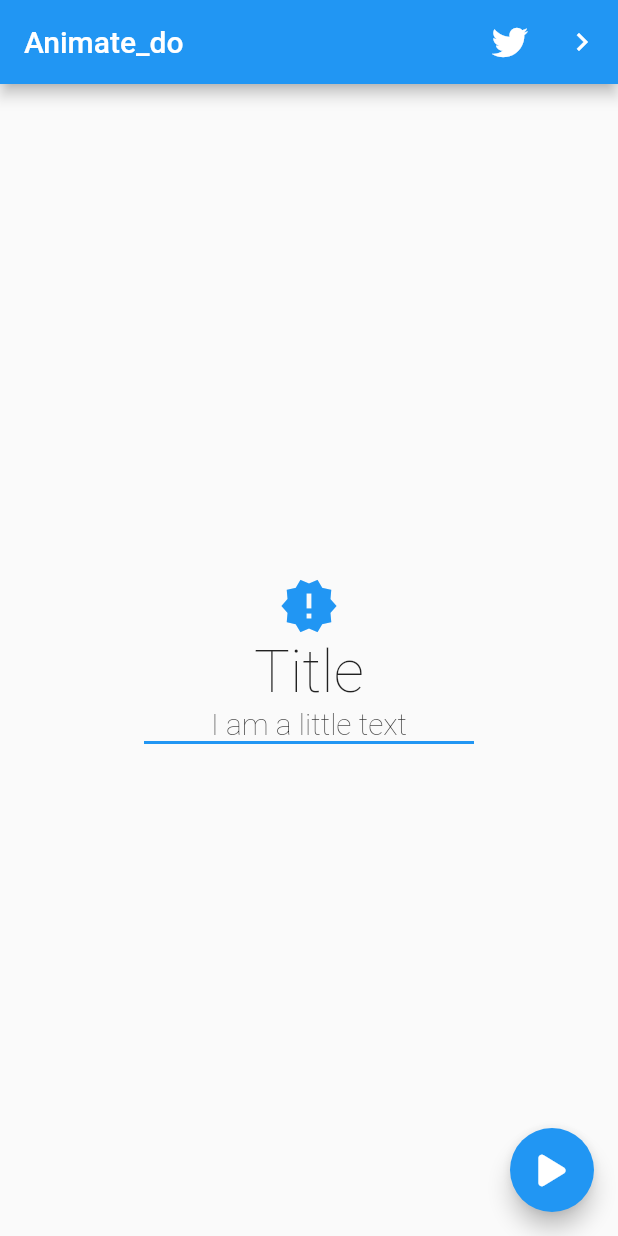
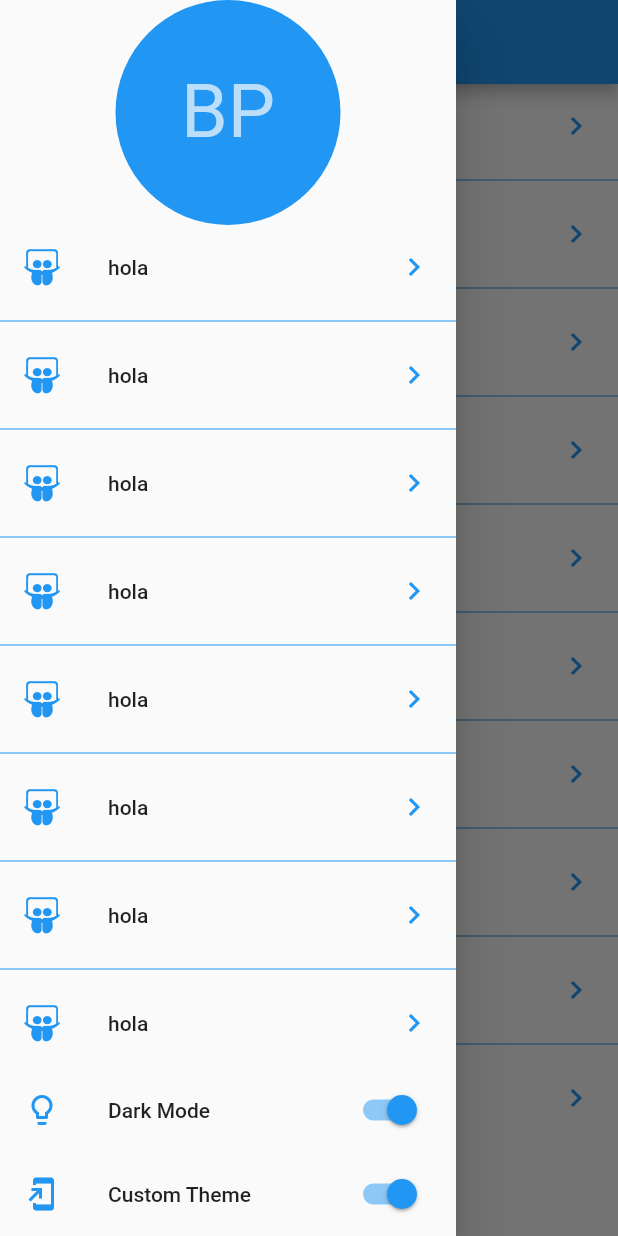
Before and after one commit to BryanParada/designsAppFM, a Flutter app: the screen it shows after launch, with the side drawer open (before the commit the screen has no drawer), on a phone screen of 412 x 824 dp. Run offline on Flutter 3.47's test engine with Material 2 defaults, Android fonts, the phone set to English and light mode, and no system bars; our stand-ins replace animate_do, flutter_svg, font_awesome_flutter.

Commit message:
FM132 - initial project - Launcher

```diff
--- a/lib/main.dart
+++ b/lib/main.dart
@@ -1,3 +1,5 @@
+import 'package:flutter/material.dart';
+import 'package:designs_backgrounds/src/pages/launcher_page.dart';
 
 //import 'package:designs_backgrounds/src/pages/animations_page.dart';
 //import 'package:designs_backgrounds/src/pages/headers_page.dart';
@@ -9,9 +11,8 @@
 //import 'package:designs_backgrounds/src/pages/animate_do_page.dart';
 //import 'package:designs_backgrounds/src/pages/sliver_list_page.dart';
 // import 'package:designs_backgrounds/src/pages/animate_do_page.dart';
-import 'package:designs_backgrounds/src/pages/animate_do_page.dart';
+//import 'package:designs_backgrounds/src/pages/animate_do_page.dart';
 // import 'package:designs_backgrounds/src/pages/twitter_page.dart';
-import 'package:flutter/material.dart';
 
 void main() => runApp(const MyApp());
 
@@ -23,7 +24,7 @@ class MyApp extends StatelessWidget {
     return MaterialApp(
       debugShowCheckedModeBanner: false,
       title: 'Designs App',
-      home: AnimatePage1()
+      home: LauncherPage()
     );
   }
 }
--- /dev/null
+++ b/lib/src/pages/launcher_page.dart
@@ -0,0 +1,94 @@
+import 'package:flutter/material.dart';
+import 'package:font_awesome_flutter/font_awesome_flutter.dart';
+
+
+class LauncherPage extends StatelessWidget {
+
+  @override
+  Widget build(BuildContext context) {
+    return Scaffold(
+      appBar: AppBar(
+        title: Text('Flutter Designs'),
+      ),
+      drawer: _MainMenu(),
+      body: _OptionList()
+   );
+  }
+}
+
+class _OptionList extends StatelessWidget {
+
+  @override
+  Widget build(BuildContext context) {
+    return ListView.separated(
+      physics: BouncingScrollPhysics(),
+       separatorBuilder: ( context, i ) => Divider(
+        color: Colors.blue
+       ),
+       itemCount: 10,
+      itemBuilder: (context, i) => ListTile(
+
+        leading: FaIcon(FontAwesomeIcons.slideshare, color: Colors.blue),
+        title: Text('hola'),
+        trailing: Icon(Icons.chevron_right, color: Colors.blue),
+        onTap: (){
+
+        },
+
+      )
+    );
+  }
+}
+
+class _MainMenu extends StatelessWidget {
+
+  @override
+  Widget build(BuildContext context) {
+    return Drawer(
+      child: Container(
+        child: Column(
+          children: <Widget>[
+
+            SafeArea(
+              child: Container(
+                //padding: EdgeInsets.all(20),
+                width: double.infinity,
+                height: 150,
+                child: CircleAvatar(
+                  backgroundColor: Colors.blue,
+                  child: Text('BP', style: TextStyle(fontSize: 50),),
+                )
+              ),
+            ),
+
+            Expanded(
+              child: _OptionList()
+              ),
+
+
+            ListTile(
+              leading: Icon(Icons.lightbulb_outline, color: Colors.blue),
+              title: Text('Dark Mode'),
+              trailing: Switch.adaptive(
+                value: true,
+                activeColor: Colors.blue,
+                 onChanged: (value ){}
+                ),
+            ),
+
+            ListTile(
+              leading: Icon(Icons.add_to_home_screen, color: Colors.blue),
+              title: Text('Custom Theme'),
+              trailing: Switch.adaptive(
+                value: true,
+                activeColor: Colors.blue,
+                 onChanged: (value ){}
+                ),
+            ),
+
+          ],
+        )
+      ),
+    );
+  }
+}
```
